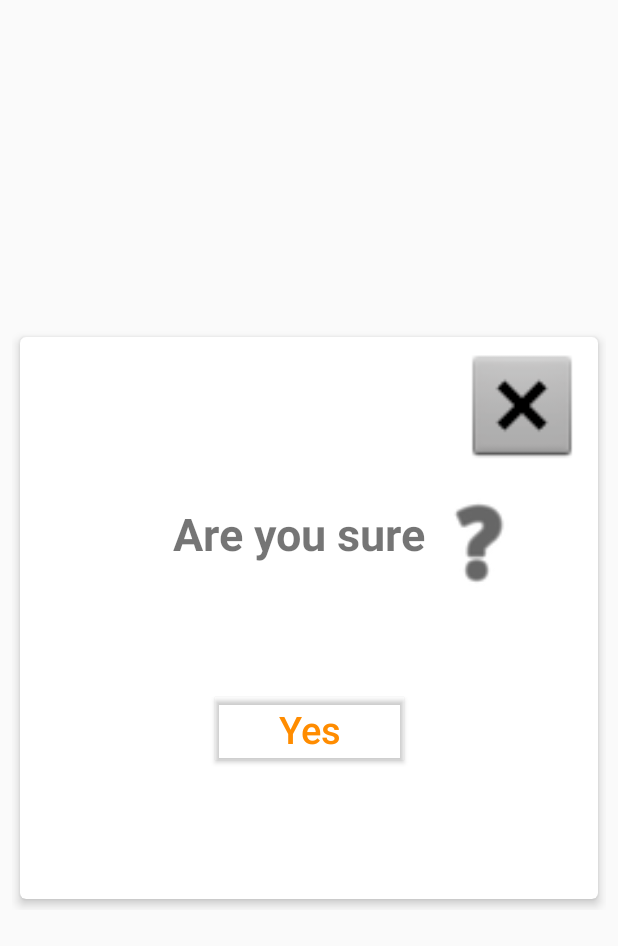
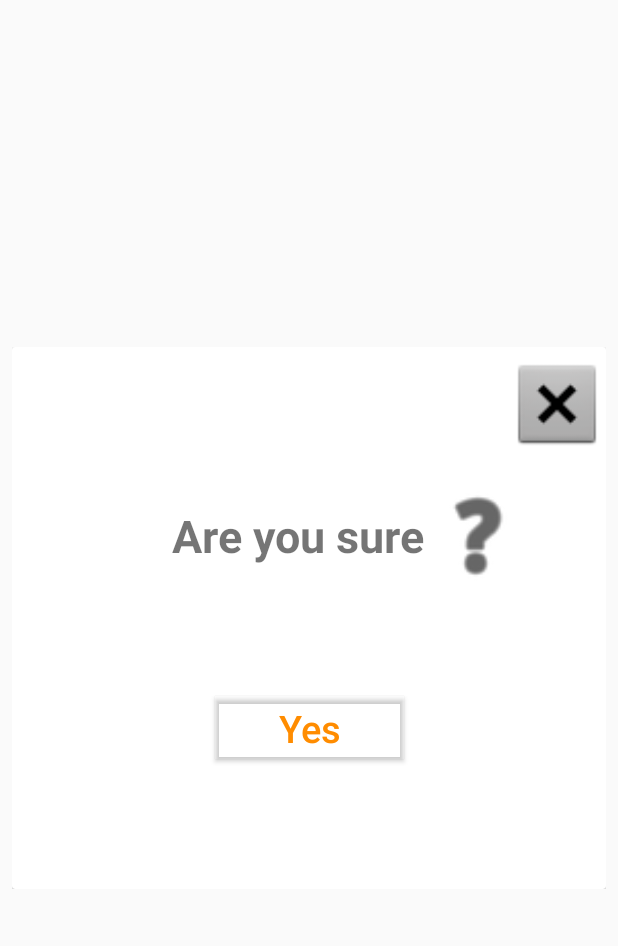
Before and after one commit to Alexisbryann/GADSleaderboard, an Android app: the layout confirm_submission.xml on its own in the app's theme, with its tools: preview values and no code run, on a phone screen of 412 x 824 dp. Shown: the top 946 px of the screen. Run offline under Robolectric (Android 15) with nearby library versions, the phone set to English and light mode, and no system bars.

```diff
--- a/app/src/main/res/layout/confirm_submission.xml
+++ b/app/src/main/res/layout/confirm_submission.xml
@@ -8,7 +8,7 @@
 
     <FrameLayout
         android:layout_width="0dp"
-        android:layout_height="389dp"
+        android:layout_height="361dp"
         android:layout_marginStart="8dp"
         android:layout_marginEnd="8dp"
         app:layout_constraintBottom_toBottomOf="parent"
@@ -19,10 +19,7 @@
         <androidx.cardview.widget.CardView
             android:layout_width="match_parent"
             android:layout_height="match_parent"
-            app:cardCornerRadius="4dp"
-            app:cardElevation="4dp"
-            app:cardUseCompatPadding="true"
-            app:contentPadding="4dp">
+            app:cardUseCompatPadding="false">
 
             <androidx.constraintlayout.widget.ConstraintLayout
                 android:layout_width="match_parent"
@@ -30,8 +27,8 @@
 
                 <ImageView
                     android:id="@+id/image_view_cancel"
-                    android:layout_width="93dp"
-                    android:layout_height="83dp"
+                    android:layout_width="65dp"
+                    android:layout_height="76dp"
                     android:contentDescription="@string/image_view_cancel"
                     app:layout_constraintEnd_toEndOf="parent"
                     app:layout_constraintTop_toTopOf="parent"
@@ -55,13 +52,10 @@
                     android:id="@+id/image_view_question_mark"
                     android:layout_width="72dp"
                     android:layout_height="76dp"
-                    android:layout_marginTop="12dp"
-                    android:layout_marginEnd="48dp"
+                    android:layout_marginTop="88dp"
                     android:contentDescription="@string/question_mark"
-                    app:layout_constraintEnd_toEndOf="parent"
-                    app:layout_constraintHorizontal_bias="0.0"
-                    app:layout_constraintStart_toEndOf="@id/text_view_are_you_sure"
-                    app:layout_constraintTop_toBottomOf="@+id/image_view_cancel"
+                    app:layout_constraintStart_toEndOf="@+id/text_view_are_you_sure"
+                    app:layout_constraintTop_toTopOf="parent"
                     app:srcCompat="@android:drawable/ic_menu_help"
                     app:tint="#000000" />
 
@@ -70,10 +64,12 @@
                     android:layout_width="134dp"
                     android:layout_height="54dp"
                     android:backgroundTint="#00000000"
+                    android:radius="8dp"
                     android:text="@string/yes_button"
                     android:textAllCaps="false"
                     android:textColor="@color/darkOrange"
                     android:textSize="25sp"
+                    app:color="@color/colorAccent"
                     app:layout_constraintBottom_toBottomOf="parent"
                     app:layout_constraintEnd_toEndOf="parent"
                     app:layout_constraintStart_toStartOf="parent"
--- /dev/null
+++ b/app/src/main/res/layout/splash_screen.xml
@@ -0,0 +1,6 @@
+<?xml version="1.0" encoding="utf-8"?>
+<androidx.constraintlayout.widget.ConstraintLayout
+    xmlns:android="http://schemas.android.com/apk/res/android" android:layout_width="match_parent"
+    android:layout_height="match_parent">
+
+</androidx.constraintlayout.widget.ConstraintLayout>
--- a/app/src/main/res/layout/submission_activity.xml
+++ b/app/src/main/res/layout/submission_activity.xml
@@ -79,15 +79,15 @@
                         android:layout_height="50dp"
                         android:layout_marginStart="8dp"
                         android:layout_marginEnd="8dp"
+                        android:autofillHints=""
                         android:background="#FFFFFF"
                         android:ems="10"
-                        android:hint="@string/hint_github_link"
+                        android:hint="@string/last_name_hint"
                         android:inputType="textPersonName"
                         app:layout_constraintBottom_toBottomOf="parent"
                         app:layout_constraintEnd_toEndOf="parent"
                         app:layout_constraintStart_toEndOf="@+id/editTextTextFirstName"
-                        app:layout_constraintTop_toTopOf="parent"
-                        android:autofillHints="" />
+                        app:layout_constraintTop_toTopOf="parent" />
                 </androidx.constraintlayout.widget.ConstraintLayout>
             </FrameLayout>
 
```
Also changed, not shown: app/src/main/java/com/example/gadslearderboard/ui/main/SubmissionActivity.java (+82 -4 lines).
